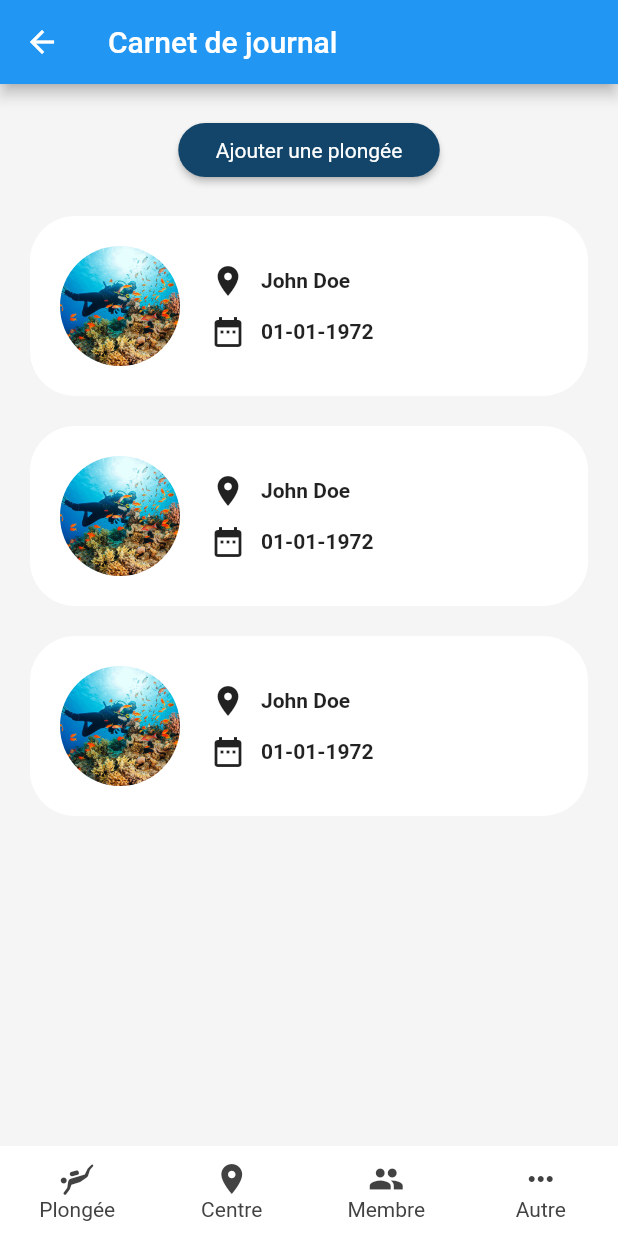
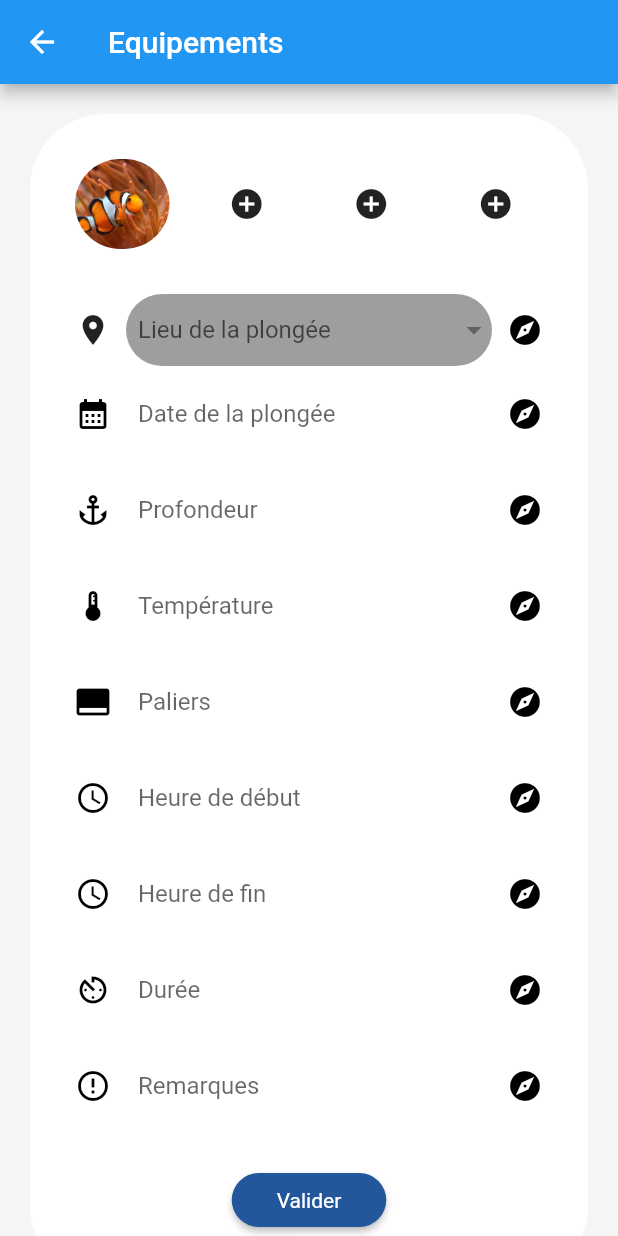
Before and after one commit to Amstrong1/plonge_sous_marine, a Flutter app: the DivingLog screen opened directly, after a tap on "Ajouter une plongée", on a phone screen of 412 x 824 dp. Run offline on Flutter 3.47's test engine with Material 2 defaults, Android fonts, the phone set to English and light mode, and no system bars; our stand-ins replace flutter_map, latlong2, sqflite; accounts and stored records are empty; network calls fail.

Commit message:
Add diving log

```diff
--- /dev/null
+++ b/lib/screen/add_diving_log.dart
@@ -0,0 +1,366 @@
+import 'package:flutter/material.dart';
+
+class AddDivingLog extends StatefulWidget {
+  const AddDivingLog({super.key});
+  @override
+  // ignore: library_private_types_in_public_api
+  _MyRowWidgetState createState() => _MyRowWidgetState();
+}
+
+class _MyRowWidgetState extends State<AddDivingLog> {
+  String? selectedItem;
+  List<String> items = ['Option 1', 'Option 2', 'Option 3'];
+  @override
+  Widget build(BuildContext context) {
+    final ButtonStyle style = ElevatedButton.styleFrom(
+      textStyle: const TextStyle(fontSize: 14),
+      backgroundColor: const Color.fromRGBO(35, 87, 155, 1),
+      shape: RoundedRectangleBorder(
+        borderRadius: BorderRadius.circular(50),
+      ),
+      padding: const EdgeInsets.only(left: 30, right: 30, top: 8, bottom: 8),
+    );
+
+    return Scaffold(
+      backgroundColor: Colors.grey[100],
+      appBar: AppBar(
+        title: const Text('Equipements'),
+      ),
+      body: SingleChildScrollView(
+        child: Container(
+          padding: const EdgeInsets.all(20),
+          margin: const EdgeInsets.all(20),
+          decoration: BoxDecoration(
+            color: Colors.white,
+            borderRadius: BorderRadius.circular(50),
+          ),
+          child: Column(
+            children: [
+              Row(
+                children: [
+                  Expanded(
+                    child: Container(
+                      width: 60,
+                      height: 60,
+                      margin: const EdgeInsets.all(10),
+                      child: ClipRRect(
+                        borderRadius: BorderRadius.circular(50),
+                        child: Image.asset(
+                          'assets/images/fish1.jpg',
+                          fit: BoxFit.cover,
+                        ),
+                      ),
+                    ),
+                  ),
+                  Expanded(
+                    child: Container(
+                      width: 60,
+                      height: 60,
+                      margin: const EdgeInsets.all(10),
+                      child: ClipRRect(
+                        borderRadius: BorderRadius.circular(50),
+                        child: const Icon(Icons.add_circle),
+                      ),
+                    ),
+                  ),
+                  Expanded(
+                    child: Container(
+                      width: 60,
+                      height: 60,
+                      margin: const EdgeInsets.all(10),
+                      child: ClipRRect(
+                        borderRadius: BorderRadius.circular(50),
+                        child: const Icon(Icons.add_circle),
+                      ),
+                    ),
+                  ),
+                  Expanded(
+                    child: Container(
+                      width: 60,
+                      height: 60,
+                      margin: const EdgeInsets.all(10),
+                      child: ClipRRect(
+                        borderRadius: BorderRadius.circular(50),
+                        child: const Icon(Icons.add_circle),
+                      ),
+                    ),
+                  ),
+                ],
+              ),
+              const SizedBox(height: 10),
+              Padding(
+                padding: const EdgeInsets.all(10),
+                child: Column(
+                  children: [
+                    Row(
+                      children: [
+                        const Icon(Icons.location_on),
+                        const SizedBox(width: 10),
+                        Expanded(
+                          child: Container(
+                            padding: const EdgeInsets.only(left: 8.0),
+                            decoration: BoxDecoration(
+                              color: Colors.grey,
+                              borderRadius: BorderRadius.circular(50),
+                            ),
+                            child: DropdownButton<String>(
+                              hint: const Text('Lieu de la plongée'),
+                              value: selectedItem,
+                              items: items.map((String item) {
+                                return DropdownMenuItem<String>(
+                                  value: item,
+                                  child: Text(item),
+                                );
+                              }).toList(),
+                              onChanged: (String? newValue) {
+                                setState(() {
+                                  selectedItem = newValue;
+                                });
+                              },
+                              isExpanded: true,
+                              underline: Container(),
+                            ),
+                          ),
+                        ),
+                        const SizedBox(width: 10),
+                        const Icon(
+                          Icons.explore,
+                          size: 24.0,
+                          color: Colors.black,
+                        ),
+                      ],
+                    ),
+                    const Row(
+                      children: [
+                        Icon(
+                          Icons.calendar_month,
+                          size: 24.0,
+                          color: Colors.black,
+                        ),
+                        SizedBox(width: 10),
+                        Expanded(
+                          child: Padding(
+                            padding: EdgeInsets.all(8.0),
+                            child: TextField(
+                              decoration: InputDecoration(
+                                hintText: 'Date de la plongée',
+                                border: InputBorder.none,
+                              ),
+                            ),
+                          ),
+                        ),
+                        SizedBox(width: 10),
+                        Icon(
+                          Icons.explore,
+                          size: 24.0,
+                          color: Colors.black,
+                        ),
+                      ],
+                    ),
+                    const Row(
+                      children: [
+                        Icon(
+                          Icons.anchor,
+                          size: 24.0,
+                          color: Colors.black,
+                        ),
+                        SizedBox(width: 10),
+                        Expanded(
+                          child: Padding(
+                            padding: EdgeInsets.all(8.0),
+                            child: TextField(
+                              decoration: InputDecoration(
+                                hintText: 'Profondeur',
+                                border: InputBorder.none,
+                              ),
+                            ),
+                          ),
+                        ),
+                        SizedBox(width: 10),
+                        Icon(
+                          Icons.explore,
+                          size: 24.0,
+                          color: Colors.black,
+                        ),
+                      ],
+                    ),
+                    const Row(
+                      children: [
+                        Icon(
+                          Icons.device_thermostat,
+                          size: 24.0,
+                          color: Colors.black,
+                        ),
+                        SizedBox(width: 10),
+                        Expanded(
+                          child: Padding(
+                            padding: EdgeInsets.all(8.0),
+                            child: TextField(
+                              decoration: InputDecoration(
+                                hintText: 'Température',
+                                border: InputBorder.none,
+                              ),
+                            ),
+                          ),
+                        ),
+                        SizedBox(width: 10),
+                        Icon(
+                          Icons.explore,
+                          size: 24.0,
+                          color: Colors.black,
+                        ),
+                      ],
+                    ),
+                    const Row(
+                      children: [
+                        Icon(
+                          Icons.call_to_action,
+                          size: 24.0,
+                          color: Colors.black,
+                        ),
+                        SizedBox(width: 10),
+                        Expanded(
+                          child: Padding(
+                            padding: EdgeInsets.all(8.0),
+                            child: TextField(
+                              decoration: InputDecoration(
+                                hintText: 'Paliers',
+                                border: InputBorder.none,
+                              ),
+                            ),
+                          ),
+                        ),
+                        SizedBox(width: 10),
+                        Icon(
+                          Icons.explore,
+                          size: 24.0,
+                          color: Colors.black,
+                        ),
+                      ],
+                    ),
+                    const Row(
+                      children: [
+                        Icon(
+                          Icons.access_time,
+                          size: 24.0,
+                          color: Colors.black,
+                        ),
+                        SizedBox(width: 10),
+                        Expanded(
+                          child: Padding(
+                            padding: EdgeInsets.all(8.0),
+                            child: TextField(
+                              decoration: InputDecoration(
+                                hintText: 'Heure de début',
+                                border: InputBorder.none,
+                              ),
+                            ),
+                          ),
+                        ),
+                        SizedBox(width: 10),
+                        Icon(
+                          Icons.explore,
+                          size: 24.0,
+                          color: Colors.black,
+                        ),
+                      ],
+                    ),
+                    const Row(
+                      children: [
+                        Icon(
+                          Icons.access_time,
+                          size: 24.0,
+                          color: Colors.black,
+                        ),
+                        SizedBox(width: 10),
+                        Expanded(
+                          child: Padding(
+                            padding: EdgeInsets.all(8.0),
+                            child: TextField(
+                              decoration: InputDecoration(
+                                hintText: 'Heure de fin',
+                                border: InputBorder.none,
+                              ),
+                            ),
+                          ),
+                        ),
+                        SizedBox(width: 10),
+                        Icon(
+                          Icons.explore,
+                          size: 24.0,
+                          color: Colors.black,
+                        ),
+                      ],
+                    ),
+                    const Row(
+                      children: [
+                        Icon(
+                          Icons.av_timer,
+                          size: 24.0,
+                          color: Colors.black,
+                        ),
+                        SizedBox(width: 10),
+                        Expanded(
+                          child: Padding(
+                            padding: EdgeInsets.all(8.0),
+                            child: TextField(
+                              decoration: InputDecoration(
+                                hintText: 'Durée',
+                                border: InputBorder.none,
+                              ),
+                            ),
+                          ),
+                        ),
+                        SizedBox(width: 10),
+                        Icon(
+                          Icons.explore,
+                          size: 24.0,
+                          color: Colors.black,
+                        ),
+                      ],
+                    ),
+                    const Row(
+                      children: [
+                        Icon(
+                          Icons.error_outline,
+                          size: 24.0,
+                          color: Colors.black,
+                        ),
+                        SizedBox(width: 10),
+                        Expanded(
+                          child: Padding(
+                            padding: EdgeInsets.all(8.0),
+                            child: TextField(
+                              maxLines: null,
+                              keyboardType: TextInputType.multiline,
+                              decoration: InputDecoration(
+                                hintText: 'Remarques',
+                                border: InputBorder.none,
+                              ),
+                            ),
+                          ),
+                        ),
+                        SizedBox(width: 10),
+                        Icon(
+                          Icons.explore,
+                          size: 24.0,
+                          color: Colors.black,
+                        ),
+                      ],
+                    ),
+                    const SizedBox(height: 20),
+                    ElevatedButton(
+                      style: style,
+                      onPressed: () => {},
+                      child: const Text('Valider'),
+                    )
+                  ],
+                ),
+              ),
+            ],
+          ),
+        ),
+      ),
+    );
+  }
+}
--- a/lib/screen/center.dart
+++ b/lib/screen/center.dart
@@ -73,28 +73,23 @@ class CenterScreen extends StatelessWidget {
                           Column(
                             children: [
                               Container(
-                                width: 100.0, // Largeur du cadre
-                                height: 100.0, // Hauteur du cadre
+                                width: 100.0,
+                                height: 100.0,
                                 decoration: BoxDecoration(
-                                  shape: BoxShape
-                                      .rectangle, // Définit la forme du cadre comme un rectangle
+                                  shape: BoxShape.rectangle,
                                   border: Border.all(
-                                    color: const Color.fromRGBO(19, 69, 106,
-                                        1), // Couleur de la bordure du cadre
-                                    width: 4.0, // Largeur de la bordure
+                                    color: const Color.fromRGBO(19, 69, 106, 1),
+                                    width: 4.0,
                                   ),
                                   borderRadius: BorderRadius.circular(16.0),
-                                  // Vous pouvez également définir une couleur de fond ici si nécessaire
                                 ),
                                 child: ClipRRect(
-                                  borderRadius: BorderRadius.circular(
-                                      12.0), // Coins arrondis pour l'image
+                                  borderRadius: BorderRadius.circular(12.0),
                                   child: Image.asset(
                                     'assets/images/plonge.jpg',
-                                    fit: BoxFit
-                                        .cover, // Ajuste l'image pour remplir le cadre
-                                    width: 100.0, // Largeur de l'image
-                                    height: 100.0, // Hauteur de l'image
+                                    fit: BoxFit.cover,
+                                    width: 100.0,
+                                    height: 100.0,
                                   ),
                                 ),
                               ),
--- a/lib/screen/diving_log.dart
+++ b/lib/screen/diving_log.dart
@@ -1,6 +1,7 @@
 import 'package:flutter/material.dart';
 import 'package:v1/widget/diving_log.dart';
 import 'package:v1/widget/static_bottom_bar.dart';
+import 'package:v1/screen/add_diving_log.dart';
 
 class DivingLog extends StatelessWidget {
   const DivingLog({super.key});
@@ -16,6 +17,16 @@ class DivingLog extends StatelessWidget {
       padding: const EdgeInsets.only(left: 25, right: 25, top: 8, bottom: 8),
     );
 
+     void addLog(BuildContext context) {
+      Navigator.of(context).push(
+        MaterialPageRoute(
+          builder: (_) {
+            return const AddDivingLog();
+          },
+        ),
+      );
+    }
+
     return Scaffold(
       backgroundColor: Colors.grey[100],
       appBar: AppBar(
@@ -28,7 +39,7 @@ class DivingLog extends StatelessWidget {
           children: [
             ElevatedButton(
               style: style,
-              onPressed: () {},
+              onPressed: () => addLog(context),
               child: const Text('Ajouter une plongée'),
             ),
             const SizedBox(height: 20),
--- a/lib/widget/bottom_bar.dart
+++ b/lib/widget/bottom_bar.dart
@@ -1,9 +1,9 @@
 import 'package:flutter/material.dart';
+import 'package:v1/screen/other.dart';
 import 'package:v1/screen/diving.dart';
 import 'package:v1/screen/center.dart';
 import 'package:v1/screen/member.dart';
 import 'package:v1/screen/msg_list.dart';
-import 'package:v1/screen/other.dart';
 
 class BottomNavigationBarWidget extends StatefulWidget {
   const BottomNavigationBarWidget({super.key, required this.page});
--- a/lib/widget/diving_log.dart
+++ b/lib/widget/diving_log.dart
@@ -26,8 +26,6 @@ class DivingLogList extends StatelessWidget {
                   child: Image.asset(
                     divingLog[index].imageAsset,
                     fit: BoxFit.cover,
-                    width: 100.0,
-                    height: 100.0,
                   ),
                 ),
               ),
```
